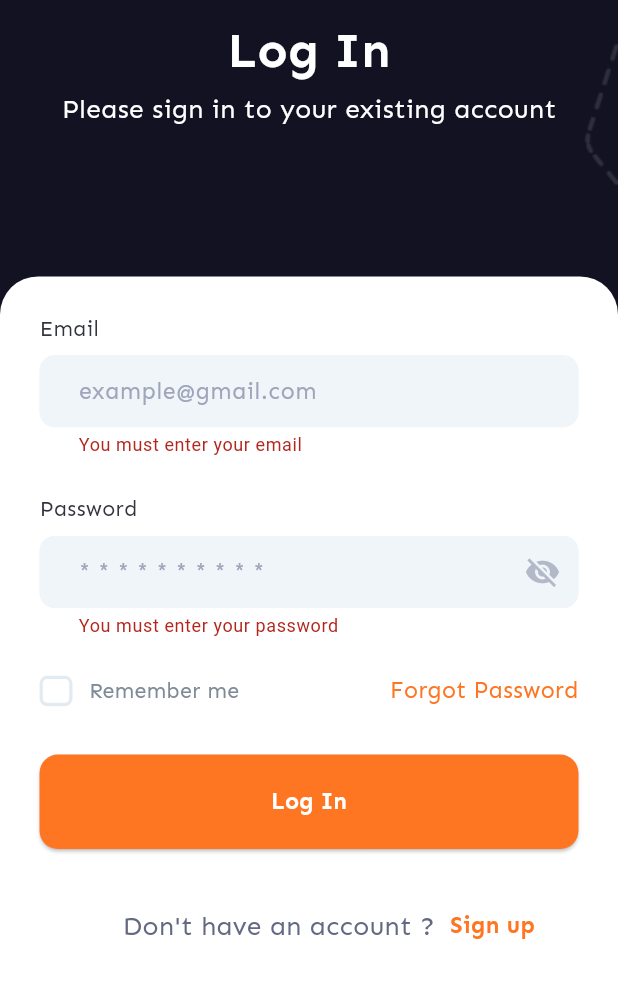
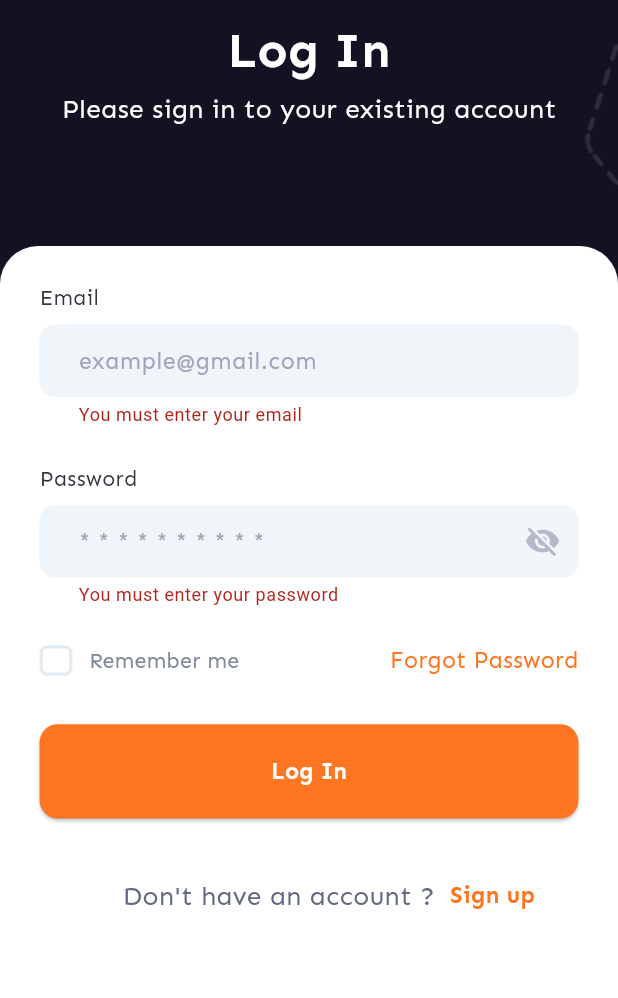
Before and after one commit to khaled365-code/meal_time_user_app, a Flutter app: the screen it shows after launch, after a tap on "Next", after a tap on "Skip", after a tap on "Log In", on a phone screen of 412 x 824 dp, the part 168-1166 px from its top. Run offline on Flutter 3.47's test engine with Material 3 defaults, Android fonts, the phone set to English and light mode, and no system bars; our stand-ins replace badges, bloc, cached_network_image, cross_file, dartz, dio and 24 more; missing offline and left inert: carousel_slider_plus, workmanager; accounts and stored records are empty; network calls fail; project files that could hold a hidden picture were left out.

Commit message:
- modified some design in auth feature - solved the issue of home screen being called with more than once with streamController

```diff
--- a/lib/core/database/api/dio_consumer.dart
+++ b/lib/core/database/api/dio_consumer.dart
@@ -50,7 +50,8 @@ class DioConsumer extends ApiConsumer
       final response = await dio.get(
           pathName, data: data, queryParameters: queryParams);
       return response.data;
-    } on DioException catch (e) {
+    } on DioException catch (e)
+    {
       handleExceptions(e);
     }
   }
--- a/lib/core/localization/lang/ar_eg.dart
+++ b/lib/core/localization/lang/ar_eg.dart
@@ -192,7 +192,7 @@ final Map<String, String> arEg =
   'mustEnterDescription': 'يجب عليك إدخال وصف علامتك التجارية',
   'removeThisPhoto': 'إزالة هذه الصورة',
   'nameLength20': 'يجب أن يكون طول الاسم أقل من أو يساوي 20',
-  'phoneLength10': 'يجب أن يكون طول الهاتف 10 أرقام على الأقل',
+  'phoneLength10': 'يجب أن يكون طول الهاتف 11 أرقام على الأقل',
   'brandNameLess15': 'يجب أن يكون طول اسم العلامة التجارية أقل من أو يساوي 15 حرفًا',
   'brandNameLeast3': 'يجب أن يكون طول اسم العلامة التجارية 3 أحرف على الأقل',
   'descriptionLess20': 'يجب أن يكون طول الوصف 20 حرفًا على الأقل',
@@ -330,6 +330,9 @@ final Map<String, String> arEg =
   'canLoginWithSameEmail': 'يمكنك تسجيل الدخول باستخدام نفس البريد الإلكتروني لاحقًا',
   'confirm': 'تأكيد',
 
+  'youLoggedInSuccessfully': 'لقد سجلت دخولك بنجاح',
+
+
 
 
 
--- a/lib/core/localization/lang/en_us.dart
+++ b/lib/core/localization/lang/en_us.dart
@@ -190,7 +190,7 @@ final Map<String, String> enUs =
   'removeThisPhoto':'Remove This Photo',
 
   'nameLength20':'name length must be less than or equal to 20',
-  'phoneLength10':'phone length must be at least 10 characters long',
+  'phoneLength10':'phone length must be at least 11 characters long',
   'brandNameLess15':'brand name length must be less than or equal to 15 characters long',
   'brandNameLeast3':'brand name length must be at least 3 characters long',
   'descriptionLess20':'description length must be at least 20 characters long',
@@ -324,6 +324,10 @@ final Map<String, String> enUs =
 
 
 
+  'youLoggedInSuccessfully':'You logged in successfully',
+
+
+
 
 
 
--- a/lib/features/auth/presentation/views/forget_pass_change_screen.dart
+++ b/lib/features/auth/presentation/views/forget_pass_change_screen.dart
@@ -45,7 +45,7 @@ class ForgetPassChangeScreen extends StatelessWidget {
                 alignment: AlignmentDirectional.bottomCenter,
                 child: Container(
                   width: MediaQuery.sizeOf(context).width,
-                  height: MediaQuery.sizeOf(context).height*(520/812),
+                  height: MediaQuery.sizeOf(context).height*(525/812),
                   decoration: BoxDecoration(
                     color: Colors.white,
                     borderRadius: BorderRadius.only(
--- a/lib/features/auth/presentation/views/login_screen.dart
+++ b/lib/features/auth/presentation/views/login_screen.dart
@@ -5,9 +5,11 @@
 import 'package:flutter/material.dart';
 import 'package:flutter_bloc/flutter_bloc.dart';
 import 'package:flutter_screenutil/flutter_screenutil.dart';
+import 'package:flutter_svg/svg.dart';
 import 'package:new_meal_time_app/core/localization/app_localization.dart';
 import '../../../../core/commons/commons.dart';
 import '../../../../core/routes/routes.dart';
+import '../../../../core/utils/app_assets.dart';
 import '../../../../core/utils/app_colors.dart';
 import '../../../../core/utils/services/internet_connection_service.dart';
 import '../../../../core/widgets/shared_button.dart';
@@ -45,7 +47,7 @@ class LoginScreen extends StatelessWidget {
               alignment: AlignmentDirectional.bottomCenter,
               child: Container(
                 width: MediaQuery.sizeOf(context).width,
-                height: MediaQuery.sizeOf(context).height*(520/812),
+                height: MediaQuery.sizeOf(context).height*(540/812),
                 decoration: BoxDecoration(
                   color: Colors.white,
                   borderRadius: BorderRadius.only(
@@ -155,7 +157,10 @@ class LoginScreen extends StatelessWidget {
       }
     if(state is LoginSuccessState)
       {
-        buildScaffoldMessenger(context: context, msg: state.successLoginModel.message);
+        buildScaffoldMessenger(
+            context: context,
+            msg: 'youLoggedInSuccessfully'.tr(context),
+            iconWidget: SvgPicture.asset(ImageConstants.checkCircleIcon));
         await LoginCubit.get(context).rememberMeFun(
             email: LoginCubit.get(context).emailController.text,
             password: LoginCubit.get(context).passwordController.text);
--- a/lib/features/auth/presentation/views/send_code_screen.dart
+++ b/lib/features/auth/presentation/views/send_code_screen.dart
@@ -41,7 +41,7 @@ class ForgetPasswordSendCodeScreen extends StatelessWidget {
                     alignment: AlignmentDirectional.bottomCenter,
                     child: Container(
                       width: MediaQuery.sizeOf(context).width,
-                      height: MediaQuery.sizeOf(context).height *(520/812),
+                      height: MediaQuery.sizeOf(context).height *(540/812),
                       decoration: BoxDecoration(
                         color: AppColors.white,
                         borderRadius: BorderRadius.only(
--- a/lib/features/auth/presentation/widgets/auth_header.dart
+++ b/lib/features/auth/presentation/widgets/auth_header.dart
@@ -77,12 +77,14 @@ final bool? hasBackButton;
               child: isArabic()==false?
               Center(
                 child: SvgPicture.asset(
-                    width: 10, ImageConstants.arrowBackIcon,colorFilter: ColorFilter.mode(AppColors.c5E616F, BlendMode.srcIn)),):
+                    width: 9,
+                    ImageConstants.arrowBackIcon,colorFilter: ColorFilter.mode(AppColors.c5E616F, BlendMode.srcIn)),):
               Transform.rotate(
                 angle: 3.14159,
                 child: Center(
                   child: SvgPicture.asset(
-                      width: 10, ImageConstants.arrowBackIcon,colorFilter: ColorFilter.mode(AppColors.c5E616F, BlendMode.srcIn)),),
+                      width: 9,
+                      ImageConstants.arrowBackIcon,colorFilter: ColorFilter.mode(AppColors.c5E616F, BlendMode.srcIn)),),
               )
             ),
           ),
--- a/lib/features/auth/presentation/widgets/forget_pass_change/confirm_pass_field.dart
+++ b/lib/features/auth/presentation/widgets/forget_pass_change/confirm_pass_field.dart
@@ -39,7 +39,7 @@ class ConfirmPassField extends StatelessWidget {
             {
               return 'youMustConfirmPassword'.tr(context);
             }
-            if(ForgetPassCubit.get(context).confirmNewPasswordController.text!=ForgetPassCubit.get(context).newPasswordController.text)
+            if(value!=ForgetPassCubit.get(context).newPasswordController.text)
             {
               return 'passwordsNotMatch'.tr(context);
             }
--- a/lib/features/auth/presentation/widgets/forget_pass_change/new_password_field.dart
+++ b/lib/features/auth/presentation/widgets/forget_pass_change/new_password_field.dart
@@ -38,7 +38,7 @@ class NewPasswordField extends StatelessWidget {
             {
               return 'youMustPassword'.tr(context);
             }
-            if(ForgetPassCubit.get(context).confirmNewPasswordController.text!=ForgetPassCubit.get(context).newPasswordController.text)
+            if(ForgetPassCubit.get(context).confirmNewPasswordController.text!=value)
             {
               return 'passwordsNotMatch'.tr(context);
             }
--- a/lib/features/auth/presentation/widgets/login/email_login_field.dart
+++ b/lib/features/auth/presentation/widgets/login/email_login_field.dart
@@ -23,6 +23,7 @@ class EmailLoginField extends StatelessWidget {
       childWidget: Padding(
         padding:  EdgeInsetsDirectional.only(end: 24.w),
         child: CustomOutlineTextField(
+          maxLines: 1,
           validator: (value)
           {
             if(value!.isEmpty)
--- a/lib/features/auth/presentation/widgets/signup/confirm_pass_field.dart
+++ b/lib/features/auth/presentation/widgets/signup/confirm_pass_field.dart
@@ -35,7 +35,7 @@ class ConfirmPassField extends StatelessWidget {
             if (value!.isEmpty) {
               return 'mustRetypePassword'.tr(context);
             }
-            else if(SignupCubit.get(context).passwordController.text != SignupCubit.get(context).confirmPassController.text)
+            else if(SignupCubit.get(context).passwordController.text != value)
             {
               return 'passwordsNotMatch'.tr(context);
             }
--- a/lib/features/auth/presentation/widgets/signup/name_field.dart
+++ b/lib/features/auth/presentation/widgets/signup/name_field.dart
@@ -24,7 +24,8 @@ class NameField extends StatelessWidget {
         child: CustomOutlineTextField(
           maxLines: 1,
           validator: (value) {
-            if (value!.isEmpty) {
+            if (value!.isEmpty)
+            {
               return 'mustEnterYourName'.tr(context);
             }
             if(value.length > 20)
--- a/lib/features/auth/presentation/widgets/signup/password_field.dart
+++ b/lib/features/auth/presentation/widgets/signup/password_field.dart
@@ -36,7 +36,7 @@ class PasswordField extends StatelessWidget {
             {
               return 'mustEnterPassword'.tr(context);
             }
-            else if(SignupCubit.get(context).passwordController.text != SignupCubit.get(context).confirmPassController.text)
+            else if(value != SignupCubit.get(context).confirmPassController.text)
             {
               return 'passwordsNotMatch'.tr(context);
             }
--- a/lib/features/auth/presentation/widgets/signup/phone_field.dart
+++ b/lib/features/auth/presentation/widgets/signup/phone_field.dart
@@ -25,10 +25,10 @@ class PhoneField extends StatelessWidget {
         padding: EdgeInsetsDirectional.only(
             end: 24.w),
         child: CustomOutlineTextField(
-          maxLength: 11,
           inputFormatters:
           [
             FilteringTextInputFormatter.digitsOnly,
+            LengthLimitingTextInputFormatter(11),
           ],
           validator: (value) {
             if (value!.isEmpty) {
```
Also changed, not shown: lib/features/auth/presentation/views/signup_screen.dart (+6 -4 lines), lib/features/home/presentation/views/home_screen.dart (+11 -4 lines).
